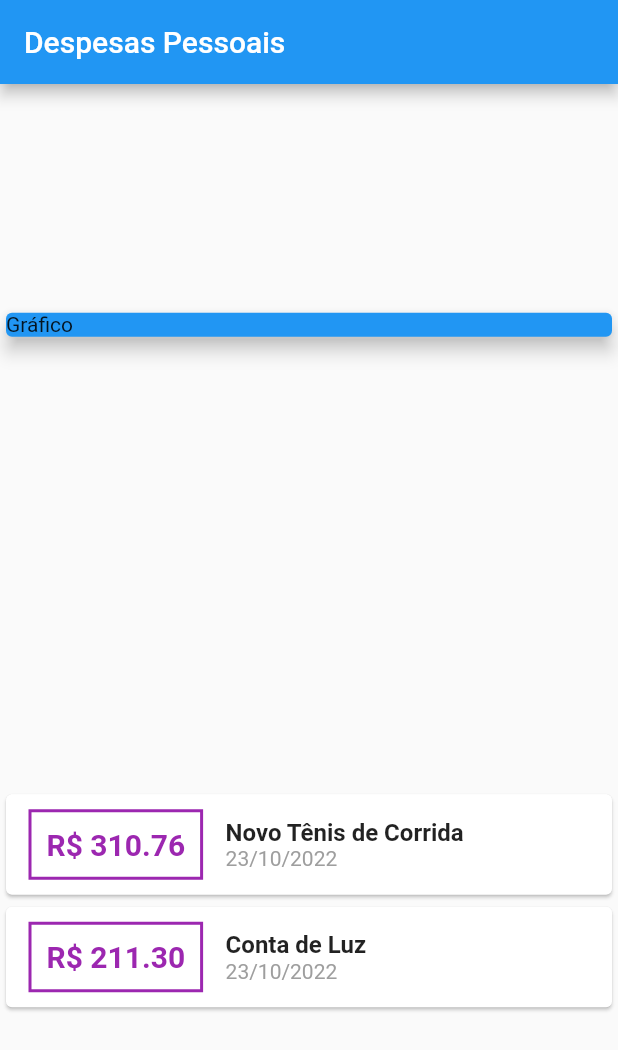
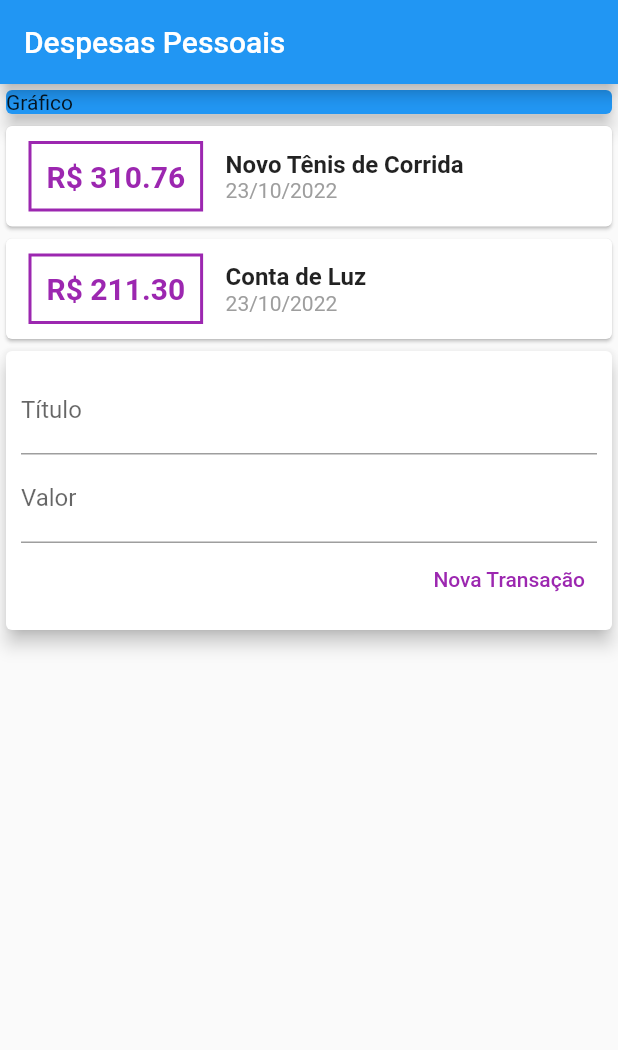
Before and after one commit to brunodeev/expenses_app, a Flutter app: the screen it shows after launch, on a phone screen of 412 x 824 dp. Shown: the top 1050 px of the screen. Run offline on Flutter 3.47's test engine with Material 2 defaults, Android fonts, the phone set to English and light mode, and no system bars.

Commit message:
criando os text fields para nova transação

```diff
--- a/lib/main.dart
+++ b/lib/main.dart
@@ -41,7 +41,6 @@
         title: const Text('Despesas Pessoais'),
       ),
       body: Column(
-        mainAxisAlignment: MainAxisAlignment.spaceAround,
         crossAxisAlignment: CrossAxisAlignment.stretch,
         children: <Widget>[
           Container(
@@ -100,6 +99,40 @@
               );
             }).toList(),
           ),
+          Card(
+            elevation: 5,
+            child: Padding(
+              padding: const EdgeInsets.all(10),
+              child: Column(
+                children: [
+                  const TextField(
+                    decoration: InputDecoration(
+                      label: Text('Título'),
+                    ),
+                  ),
+                  const TextField(
+                    decoration: InputDecoration(
+                      label: Text('Valor'),
+                    ),
+                  ),
+                  Row(
+                    mainAxisAlignment: MainAxisAlignment.end,
+                    children: [
+                      TextButton(
+                        child: const Text(
+                          'Nova Transação',
+                          style: TextStyle(
+                            color: Colors.purple,
+                          ),
+                        ),
+                        onPressed: () {},
+                      ),
+                    ],
+                  ),
+                ],
+              ),
+            ),
+          ),
         ],
       ),
     );
```
